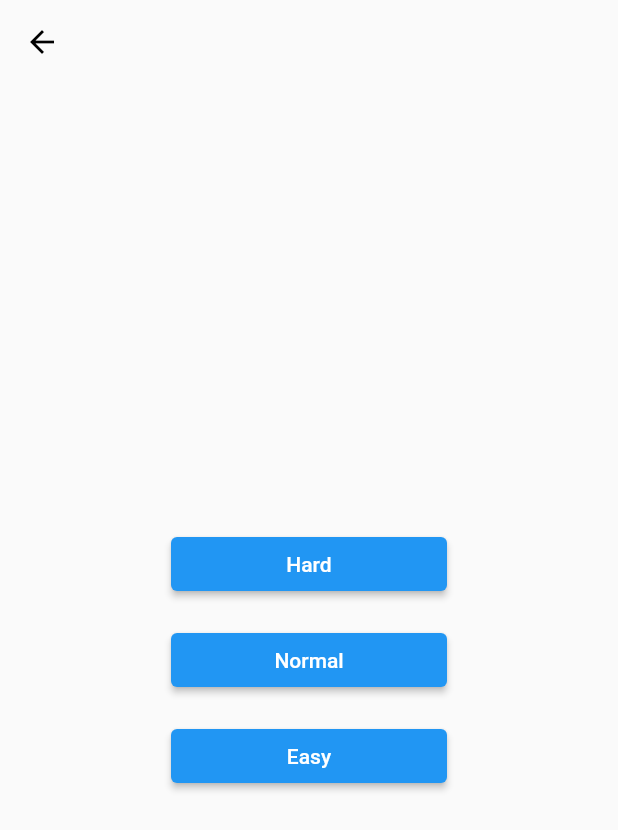
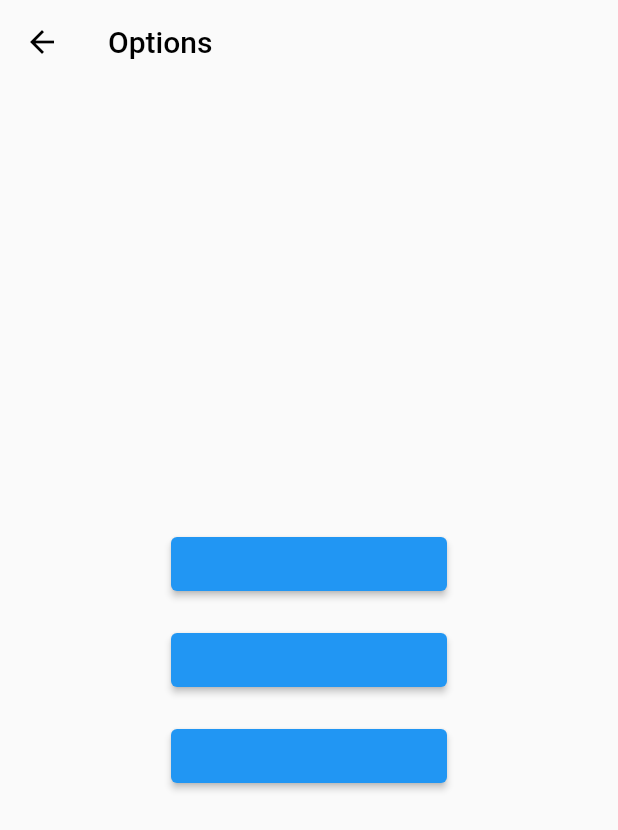
Before and after one commit to ArielM24/sudoku_flutter, a Flutter app: the screen it shows after launch, after a tap on "Options", on a phone screen of 412 x 824 dp. Shown: the top 830 px of the screen. Run offline on Flutter 3.47's test engine with Material 2 defaults, Android fonts, the phone set to English and light mode, and no system bars; our stand-ins replace animated_splash_screen, get, hive; missing offline and left inert: sudoku_api; accounts and stored records are empty.

Commit message:
options page

```diff
--- a/lib/interface/pages/home/widgets/body/home_page_body.dart
+++ b/lib/interface/pages/home/widgets/body/home_page_body.dart
@@ -1,6 +1,7 @@
 import 'package:flutter/material.dart';
 import 'package:get/get.dart';
 import 'package:sudoku_flutter/interface/pages/difficulty/difficulty_page.dart';
+import 'package:sudoku_flutter/interface/pages/options/options_page.dart';
 import 'package:sudoku_flutter/interface/pages/sudoku/sudoku_page.dart';
 import 'package:sudoku_flutter/interface/widgets/buttons/expanded_button.dart';
 
@@ -20,7 +21,7 @@ class HomePageBody extends StatelessWidget {
               onPressed: () => Get.to(const DifficultyPage()),
               text: "New game"),
           ExpandedButton(
-              onPressed: () => Get.to(const DifficultyPage()), text: "Options"),
+              onPressed: () => Get.to(const OptionsPage()), text: "Options"),
         ],
       ),
     );
--- /dev/null
+++ b/lib/interface/pages/options/options_page.dart
@@ -0,0 +1,28 @@
+import 'package:flutter/material.dart';
+import 'package:sudoku_flutter/interface/widgets/buttons/expanded_button.dart';
+
+class OptionsPage extends StatelessWidget {
+  const OptionsPage({Key? key}) : super(key: key);
+
+  @override
+  Widget build(BuildContext context) {
+    return Scaffold(
+      appBar: AppBar(
+          title: const Text("Options", style: TextStyle(color: Colors.black)),
+          elevation: 0,
+          leading: const BackButton(color: Colors.black),
+          backgroundColor: Colors.transparent),
+      body: Center(
+        child: Column(
+          mainAxisAlignment: MainAxisAlignment.center,
+          crossAxisAlignment: CrossAxisAlignment.center,
+          children: [
+            ExpandedButton(onPressed: () {}, text: ""),
+            ExpandedButton(onPressed: () {}, text: ""),
+            ExpandedButton(onPressed: () {}, text: ""),
+          ],
+        ),
+      ),
+    );
+  }
+}
```
